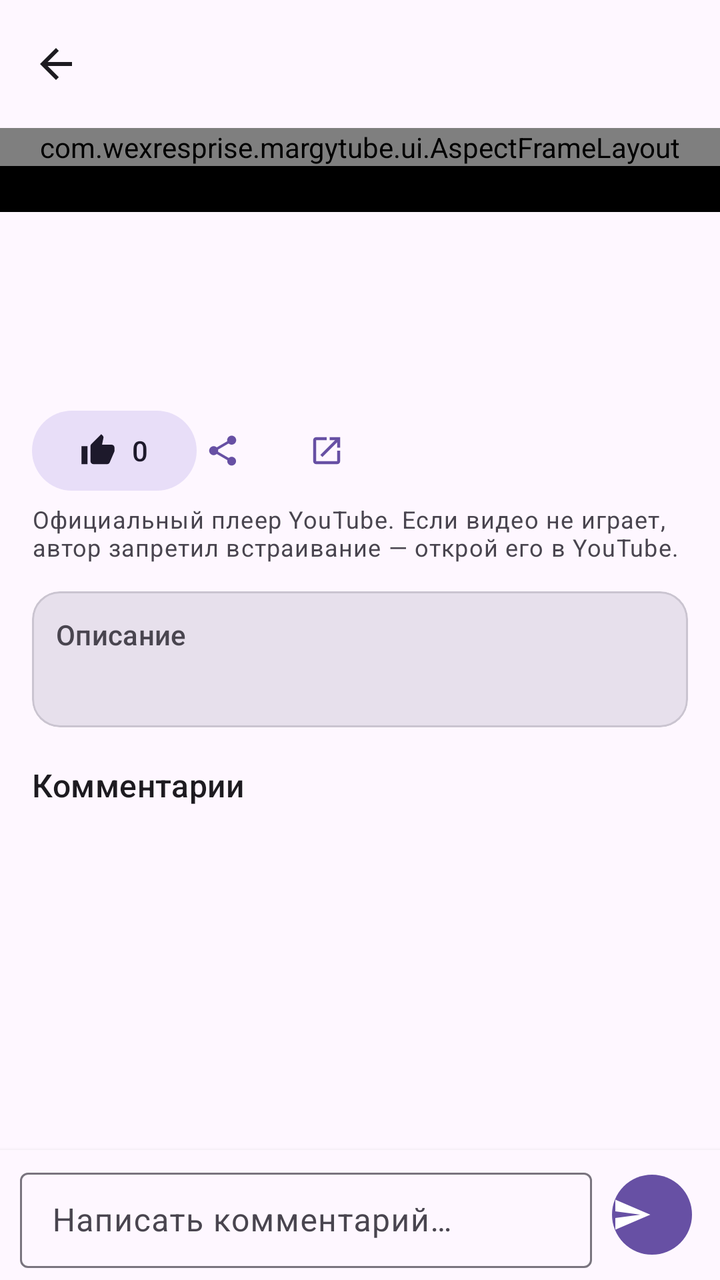
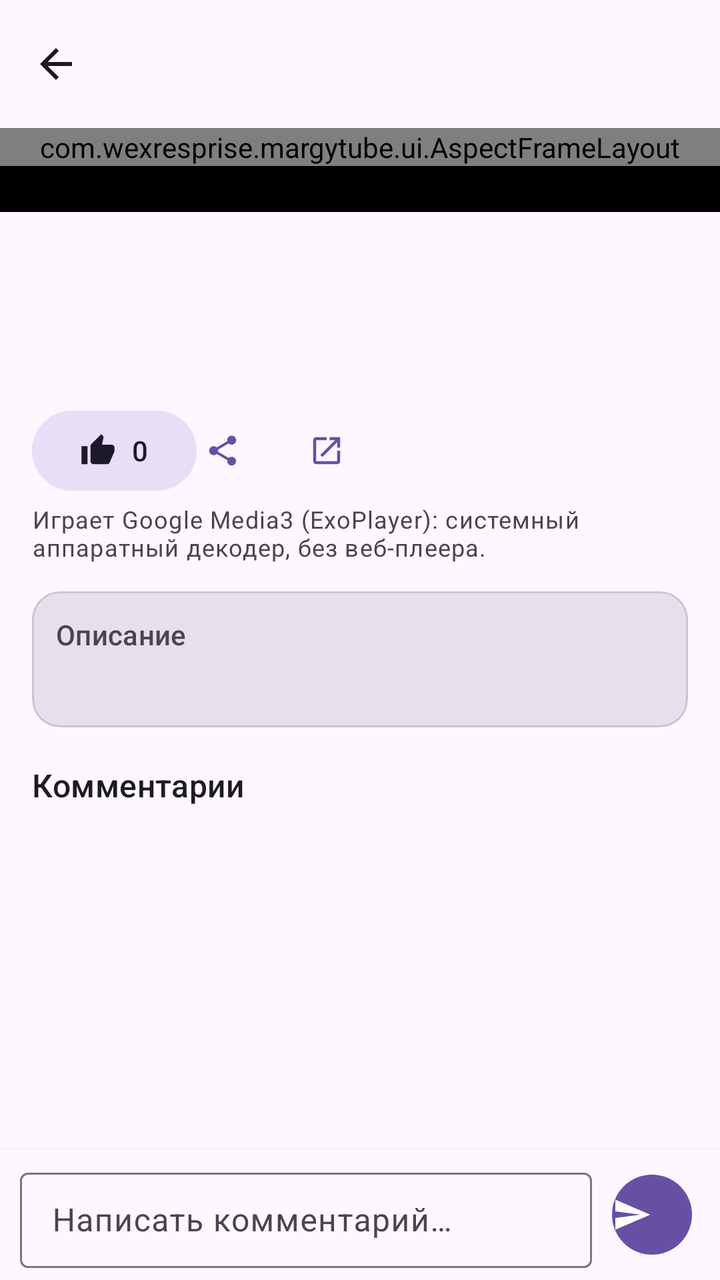

An Android layout rendered at two revisions. The XML below is the earlier revision; the diff shows what the commit changed to produce the second picture.
<!-- AndroidManifest.xml: activity theme Theme.MargyTube -->
<!-- res/layout/activity_player.xml -->
<?xml version="1.0" encoding="utf-8"?>
<FrameLayout xmlns:android="http://schemas.android.com/apk/res/android"
    xmlns:app="http://schemas.android.com/apk/res-auto"
    android:id="@+id/playerRoot"
    android:layout_width="match_parent"
    android:layout_height="match_parent"
    android:background="?attr/colorSurface">

    <LinearLayout
        android:id="@+id/playerMain"
        android:layout_width="match_parent"
        android:layout_height="match_parent"
        android:orientation="vertical">

        <com.google.android.material.appbar.MaterialToolbar
            android:id="@+id/toolbar"
            style="@style/Widget.Material3.Toolbar"
            android:layout_width="match_parent"
            android:layout_height="?attr/actionBarSize"
            app:navigationContentDescription="@string/back"
            app:navigationIcon="@drawable/ic_back"
            app:title=""
            app:navigationIconTint="?attr/colorOnSurface" />

        <androidx.core.widget.NestedScrollView
            android:id="@+id/playerScroll"
            android:layout_width="match_parent"
            android:layout_height="0dp"
            android:layout_weight="1"
            android:clipToPadding="false"
            android:fillViewport="true">

            <LinearLayout
                android:layout_width="match_parent"
                android:layout_height="wrap_content"
                android:orientation="vertical">

                <FrameLayout
                    android:layout_width="match_parent"
                    android:layout_height="wrap_content"
                    android:background="@color/black">

                    <com.wexresprise.margytube.ui.AspectFrameLayout
                        android:layout_width="match_parent"
                        android:layout_height="wrap_content">

                        <WebView
                            android:id="@+id/playerWeb"
                            android:layout_width="match_parent"
                            android:layout_height="match_parent"
                            android:background="@color/black" />
                    </com.wexresprise.margytube.ui.AspectFrameLayout>

                    <ProgressBar
                        android:id="@+id/playerProgress"
                        android:layout_width="42dp"
                        android:layout_height="42dp"
                        android:layout_gravity="center"
                        android:indeterminateTint="@color/white" />
                </FrameLayout>

                <LinearLayout
                    android:layout_width="match_parent"
                    android:layout_height="wrap_content"
                    android:orientation="vertical"
                    android:paddingHorizontal="16dp"
                    android:paddingTop="12dp">

                    <TextView
                        android:id="@+id/videoTitle"
                        android:layout_width="match_parent"
                        android:layout_height="wrap_content"
                        android:textAppearance="?attr/textAppearanceTitleLarge"
                        android:textColor="?attr/colorOnSurface" />

                    <TextView
                        android:id="@+id/videoMeta"
                        android:layout_width="match_parent"
                        android:layout_height="wrap_content"
                        android:layout_marginTop="4dp"
                        android:textAppearance="?attr/textAppearanceBodyMedium"
                        android:textColor="?attr/colorOnSurfaceVariant" />

                    <TextView
                        android:id="@+id/videoChannel"
                        android:layout_width="match_parent"
                        android:layout_height="wrap_content"
                        android:layout_marginTop="2dp"
                        android:textAppearance="?attr/textAppearanceLabelLarge"
                        android:textColor="?attr/colorOnSurface" />

                    <LinearLayout
                        android:layout_width="match_parent"
                        android:layout_height="wrap_content"
                        android:layout_marginTop="10dp"
                        android:gravity="center_vertical"
                        android:orientation="horizontal">

                        <com.google.android.material.button.MaterialButton
                            android:id="@+id/likeButton"
                            style="@style/Widget.Material3.Button.TonalButton"
                            android:layout_width="wrap_content"
                            android:layout_height="wrap_content"
                            android:minWidth="0dp"
                            android:text="0"
                            app:icon="@drawable/ic_thumb_up" />

                        <com.google.android.material.button.MaterialButton
                            android:id="@+id/shareButton"
                            style="@style/Widget.Material3.Button.TextButton"
                            android:layout_width="48dp"
                            android:layout_height="48dp"
                            android:layout_marginStart="4dp"
                            android:contentDescription="@string/share"
                            android:minWidth="48dp"
                            android:padding="0dp"
                            app:icon="@drawable/ic_share"
                            app:iconPadding="0dp" />

                        <com.google.android.material.button.MaterialButton
                            android:id="@+id/openButton"
                            style="@style/Widget.Material3.Button.TextButton"
                            android:layout_width="48dp"
                            android:layout_height="48dp"
                            android:layout_marginStart="4dp"
                            android:contentDescription="@string/open_youtube"
                            android:minWidth="48dp"
                            android:padding="0dp"
                            app:icon="@drawable/ic_open"
                            app:iconPadding="0dp" />
                    </LinearLayout>

                    <TextView
                        android:layout_width="match_parent"
                        android:layout_height="wrap_content"
                        android:layout_marginTop="2dp"
                        android:text="@string/player_note"
                        android:textAppearance="?attr/textAppearanceBodySmall"
                        android:textColor="?attr/colorOnSurfaceVariant" />

                    <com.google.android.material.card.MaterialCardView
                        android:id="@+id/descriptionCard"
                        android:layout_width="match_parent"
                        android:layout_height="wrap_content"
                        android:layout_marginTop="14dp"
                        app:cardBackgroundColor="?attr/colorSurfaceVariant"
                        app:cardCornerRadius="14dp"
                        app:cardElevation="0dp">

                        <LinearLayout
                            android:layout_width="match_parent"
                            android:layout_height="wrap_content"
                            android:orientation="vertical"
                            android:padding="12dp">

                            <TextView
                                android:layout_width="match_parent"
                                android:layout_height="wrap_content"
                                android:text="@string/description"
                                android:textAppearance="?attr/textAppearanceLabelLarge"
                                android:textColor="?attr/colorOnSurfaceVariant" />

                            <TextView
                                android:id="@+id/descriptionText"
                                android:layout_width="match_parent"
                                android:layout_height="wrap_content"
                                android:layout_marginTop="6dp"
                                android:maxLines="4"
                                android:ellipsize="end"
                                android:textAppearance="?attr/textAppearanceBodyMedium"
                                android:textColor="?attr/colorOnSurface" />

                            <com.google.android.material.button.MaterialButton
                                android:id="@+id/descriptionToggle"
                                style="@style/Widget.Material3.Button.TextButton"
                                android:layout_width="wrap_content"
                                android:layout_height="wrap_content"
                                android:minHeight="36dp"
                                android:paddingHorizontal="0dp"
                                android:text="@string/show_more"
                                android:visibility="gone" />
                        </LinearLayout>
                    </com.google.android.material.card.MaterialCardView>

                    <com.google.android.material.card.MaterialCardView
                        android:id="@+id/pluginCard"
                        android:layout_width="match_parent"
                        android:layout_height="wrap_content"
                        android:layout_marginTop="10dp"
                        android:visibility="gone"
                        app:cardBackgroundColor="?attr/colorSecondaryContainer"
                        app:cardCornerRadius="14dp"
                        app:cardElevation="0dp">

                        <LinearLayout
                            android:layout_width="match_parent"
                            android:layout_height="wrap_content"
                            android:orientation="vertical"
                            android:padding="12dp">

                            <TextView
                                android:layout_width="match_parent"
                                android:layout_height="wrap_content"
                                android:text="@string/plugin_notes_title"
                                android:textAppearance="?attr/textAppearanceLabelLarge"
                                android:textColor="?attr/colorOnSecondaryContainer" />

                            <TextView
                                android:id="@+id/pluginNotes"
                                android:layout_width="match_parent"
                                android:layout_height="wrap_content"
                                android:layout_marginTop="4dp"
                                android:textAppearance="?attr/textAppearanceBodyMedium"
                                android:textColor="?attr/colorOnSecondaryContainer" />
                        </LinearLayout>
                    </com.google.android.material.card.MaterialCardView>

                    <LinearLayout
                        android:layout_width="match_parent"
                        android:layout_height="wrap_content"
                        android:layout_marginTop="18dp"
                        android:gravity="center_vertical"
                        android:orientation="horizontal">

                        <TextView
                            android:layout_width="0dp"
                            android:layout_height="wrap_content"
                            android:layout_weight="1"
                            android:text="@string/comments"
                            android:textAppearance="?attr/textAppearanceTitleMedium"
                            android:textColor="?attr/colorOnSurface" />

                        <TextView
                            android:id="@+id/commentsCount"
                            android:layout_width="wrap_content"
                            android:layout_height="wrap_content"
                            android:textAppearance="?attr/textAppearanceLabelMedium"
                            android:textColor="?attr/colorOnSurfaceVariant" />
                    </LinearLayout>

                    <TextView
                        android:id="@+id/commentsStatus"
                        android:layout_width="match_parent"
                        android:layout_height="wrap_content"
                        android:paddingVertical="16dp"
                        android:text="@string/comments_loading"
                        android:textAppearance="?attr/textAppearanceBodyMedium"
                        android:textColor="?attr/colorOnSurfaceVariant"
                        android:visibility="gone" />

                    <TextView
                        android:id="@+id/commentsDemo"
                        android:layout_width="match_parent"
                        android:layout_height="wrap_content"
                        android:paddingTop="6dp"
                        android:text="@string/comments_demo"
                        android:textAppearance="?attr/textAppearanceBodySmall"
                        android:textColor="?attr/colorOnSurfaceVariant"
                        android:visibility="gone" />

                    <com.google.android.material.button.MaterialButton
                        android:id="@+id/commentsRetry"
                        style="@style/Widget.Material3.Button.TextButton"
                        android:layout_width="wrap_content"
                        android:layout_height="wrap_content"
                        android:text="@string/retry"
                        android:visibility="gone" />

                    <androidx.recyclerview.widget.RecyclerView
                        android:id="@+id/commentsList"
                        android:layout_width="match_parent"
                        android:layout_height="wrap_content"
                        android:layout_marginTop="4dp"
                        android:nestedScrollingEnabled="false" />

                    <Space
                        android:layout_width="match_parent"
                        android:layout_height="12dp" />
                </LinearLayout>
            </LinearLayout>
        </androidx.core.widget.NestedScrollView>

        <LinearLayout
            android:id="@+id/commentBar"
            android:layout_width="match_parent"
            android:layout_height="wrap_content"
            android:background="?attr/colorSurface"
            android:elevation="3dp"
            android:gravity="center_vertical"
            android:orientation="horizontal"
            android:paddingHorizontal="10dp"
            android:paddingVertical="6dp">

            <com.google.android.material.textfield.TextInputLayout
                android:id="@+id/commentLayout"
                style="@style/Widget.Material3.TextInputLayout.OutlinedBox.Dense"
                android:layout_width="0dp"
                android:layout_height="wrap_content"
                android:layout_weight="1"
                android:hint="@string/comment_hint">

                <com.google.android.material.textfield.TextInputEditText
                    android:id="@+id/commentInput"
                    android:layout_width="match_parent"
                    android:layout_height="wrap_content"
                    android:inputType="textCapSentences|textMultiLine"
                    android:maxLines="4"
                    android:maxLength="8000" />
            </com.google.android.material.textfield.TextInputLayout>

            <com.google.android.material.button.MaterialButton
                android:id="@+id/sendButton"
                style="@style/Widget.Material3.Button.IconButton.Filled"
                android:layout_width="48dp"
                android:layout_height="48dp"
                android:layout_marginStart="6dp"
                android:contentDescription="@string/send"
                android:minWidth="48dp"
                android:padding="0dp"
                app:icon="@drawable/ic_send"
                app:iconPadding="0dp" />
        </LinearLayout>
    </LinearLayout>
</FrameLayout>
<!-- resources referenced by this layout -->
<resources>
  <color name="black">#FF000000</color>
  <color name="white">#FFFFFFFF</color>
  <!-- drawable ic_back (drawable) -->
  <?xml version="1.0" encoding="utf-8"?>
  <vector xmlns:android="http://schemas.android.com/apk/res/android"
      android:width="24dp" android:height="24dp"
      android:viewportWidth="24" android:viewportHeight="24"
      android:tint="?attr/colorOnSurface">
      <path android:fillColor="#FFFFFFFF"
          android:pathData="M20,11H7.83l5.59,-5.59L12,4l-8,8 8,8 1.41,-1.41L7.83,13H20v-2z" />
  </vector>
  <!-- drawable ic_open (drawable) -->
  <?xml version="1.0" encoding="utf-8"?>
  <vector xmlns:android="http://schemas.android.com/apk/res/android"
      android:width="24dp" android:height="24dp"
      android:viewportWidth="24" android:viewportHeight="24"
      android:tint="?attr/colorOnSurface">
      <path android:fillColor="#FFFFFFFF"
          android:pathData="M19,19H5V5h7V3H5c-1.11,0 -2,0.9 -2,2v14c0,1.1 0.89,2 2,2h14c1.1,0 2,-0.9 2,-2v-7h-2v7zM14,3v2h3.59l-9.83,9.83 1.41,1.41L19,6.41V10h2V3h-7z" />
  </vector>
  <!-- drawable ic_send (drawable) -->
  <?xml version="1.0" encoding="utf-8"?>
  <vector xmlns:android="http://schemas.android.com/apk/res/android"
      android:width="24dp" android:height="24dp"
      android:viewportWidth="24" android:viewportHeight="24"
      android:tint="?attr/colorOnSurface">
      <path android:fillColor="#FFFFFFFF"
          android:pathData="M2.01,21L23,12 2.01,3 2,10l15,2 -15,2z" />
  </vector>
  <!-- drawable ic_thumb_up (drawable) -->
  <?xml version="1.0" encoding="utf-8"?>
  <vector xmlns:android="http://schemas.android.com/apk/res/android"
      android:width="24dp" android:height="24dp"
      android:viewportWidth="24" android:viewportHeight="24"
      android:tint="?attr/colorOnSurface">
      <path android:fillColor="#FFFFFFFF"
          android:pathData="M1,21h4V9H1v12zM23,10c0,-1.1 -0.9,-2 -2,-2h-6.31l0.95,-4.57 0.03,-0.32c0,-0.41 -0.17,-0.79 -0.44,-1.06L14.17,1 7.59,7.59C7.22,7.95 7,8.45 7,9v10c0,1.1 0.9,2 2,2h9c0.83,0 1.54,-0.5 1.84,-1.22l3.02,-7.05c0.09,-0.23 0.14,-0.47 0.14,-0.73v-2z" />
  </vector>
  <string name="back">Назад</string>
  <string name="comment_hint">Написать комментарий…</string>
  <string name="comments">Комментарии</string>
  <string name="comments_demo">Демо-комментарии. С ключом API здесь будут настоящие.</string>
  <string name="comments_loading">Загрузка комментариев…</string>
  <string name="description">Описание</string>
  <string name="open_youtube">Открыть в YouTube</string>
  <string name="player_note">Официальный плеер YouTube. Если видео не играет, автор запретил встраивание — открой его в YouTube.</string>
  <string name="plugin_notes_title">От плагинов</string>
  <string name="retry">Повторить</string>
  <string name="send">Отправить</string>
  <string name="share">Поделиться</string>
  <string name="show_more">Ещё</string>
  <style name="Theme.MargyTube" parent="Theme.Material3.DayNight.NoActionBar">
          <item name="android:windowBackground">?attr/colorSurface</item>
          <item name="android:statusBarColor">@android:color/transparent</item>
          <item name="android:navigationBarColor">@android:color/transparent</item>
          <item name="android:windowLightStatusBar">true</item>
          <item name="android:windowLightNavigationBar">true</item>
          <item name="android:windowActionModeOverlay">true</item>
          <item name="android:windowNoTitle">true</item>
          <item name="android:colorAccent">?attr/colorPrimary</item>
          <item name="materialAlertDialogTheme">@style/ThemeOverlay.MargyTube.Dialog</item>
      </style>
  <style name="ThemeOverlay.MargyTube.Dialog" parent="ThemeOverlay.Material3.MaterialAlertDialog" />
  <!-- unchanged entries left out for length: 1 -->
</resources>

<!-- the commit's change to res/layout/activity_player.xml (unified diff, before → after) -->
@@ -44,11 +44,13 @@
                         android:layout_width="match_parent"
                         android:layout_height="wrap_content">
 
-                        <WebView
-                            android:id="@+id/playerWeb"
+                        <androidx.media3.ui.PlayerView
+                            android:id="@+id/playerView"
                             android:layout_width="match_parent"
                             android:layout_height="match_parent"
-                            android:background="@color/black" />
+                            android:background="@color/black"
+                            app:resize_mode="fit"
+                            app:use_controller="true" />
                     </com.wexresprise.margytube.ui.AspectFrameLayout>
 
                     <ProgressBar
@@ -245,16 +247,6 @@
                         android:paddingVertical="16dp"
                         android:text="@string/comments_loading"
                         android:textAppearance="?attr/textAppearanceBodyMedium"
-                        android:textColor="?attr/colorOnSurfaceVariant"
-                        android:visibility="gone" />
-
-                    <TextView
-                        android:id="@+id/commentsDemo"
-                        android:layout_width="match_parent"
-                        android:layout_height="wrap_content"
-                        android:paddingTop="6dp"
-                        android:text="@string/comments_demo"
-                        android:textAppearance="?attr/textAppearanceBodySmall"
                         android:textColor="?attr/colorOnSurfaceVariant"
                         android:visibility="gone" />
 
<!-- resource entries referenced after the edit -->
@@ -41,11 +41,10 @@
   <string name="back">Назад</string>
   <string name="comment_hint">Написать комментарий…</string>
   <string name="comments">Комментарии</string>
-  <string name="comments_demo">Демо-комментарии. С ключом API здесь будут настоящие.</string>
   <string name="comments_loading">Загрузка комментариев…</string>
   <string name="description">Описание</string>
   <string name="open_youtube">Открыть в YouTube</string>
-  <string name="player_note">Официальный плеер YouTube. Если видео не играет, автор запретил встраивание — открой его в YouTube.</string>
+  <string name="player_note">Играет Google Media3 (ExoPlayer): системный аппаратный декодер, без веб-плеера.</string>
   <string name="plugin_notes_title">От плагинов</string>
   <string name="retry">Повторить</string>
   <string name="send">Отправить</string>
